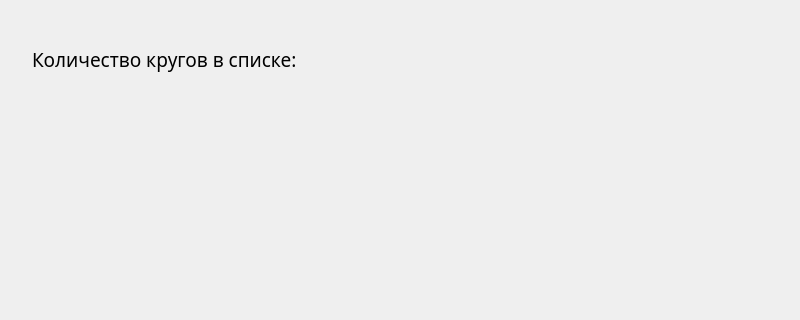
Above: mainwindow.ui from curtiscabin/OOP_third_lab_part1 before the change; both pictures show x 0 to 800 and y 0 to 320 of the 800 by 600 pixel window. Below: the same form after it.
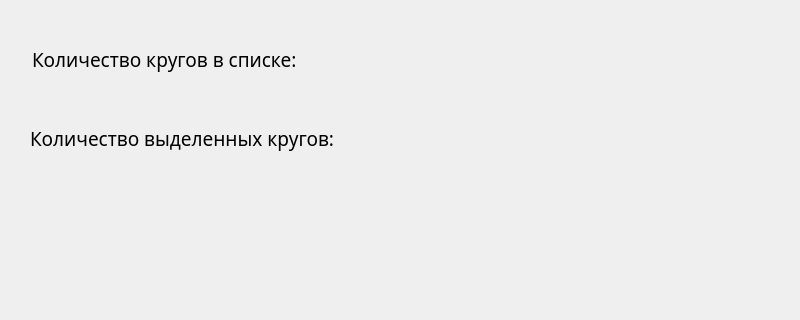
That is the form after the change.

What changed in the file:
```diff
--- a/mainwindow.ui
+++ b/mainwindow.ui
@@ -75,6 +75,90 @@
      </layout>
     </widget>
    </widget>
+   <widget class="QWidget" name="layoutWidget_2">
+    <property name="geometry">
+     <rect>
+      <x>30</x>
+      <y>100</y>
+      <width>741</width>
+      <height>76</height>
+     </rect>
+    </property>
+    <layout class="QHBoxLayout" name="horizontalLayout_2">
+     <item>
+      <widget class="QLabel" name="label_3">
+       <property name="font">
+        <font>
+         <family>Source Code Pro</family>
+         <pointsize>14</pointsize>
+        </font>
+       </property>
+       <property name="text">
+        <string>Количество выделенных кругов: </string>
+       </property>
+      </widget>
+     </item>
+     <item>
+      <widget class="QLabel" name="counter_2">
+       <property name="font">
+        <font>
+         <family>Source Code Pro</family>
+         <pointsize>14</pointsize>
+        </font>
+       </property>
+       <property name="text">
+        <string/>
+       </property>
+      </widget>
+     </item>
+     <item>
+      <spacer name="horizontalSpacer_2">
+       <property name="orientation">
+        <enum>Qt::Horizontal</enum>
+       </property>
+       <property name="sizeHint" stdset="0">
+        <size>
+         <width>40</width>
+         <height>20</height>
+        </size>
+       </property>
+      </spacer>
+     </item>
+    </layout>
+   </widget>
+   <widget class="QWidget" name="">
+    <property name="geometry">
+     <rect>
+      <x>0</x>
+      <y>0</y>
+      <width>2</width>
+      <height>2</height>
+     </rect>
+    </property>
+    <layout class="QVBoxLayout" name="verticalLayout"/>
+   </widget>
+   <widget class="QWidget" name="">
+    <property name="geometry">
+     <rect>
+      <x>0</x>
+      <y>0</y>
+      <width>2</width>
+      <height>2</height>
+     </rect>
+    </property>
+    <layout class="QVBoxLayout" name="verticalLayout_2"/>
+   </widget>
+   <widget class="QWidget" name="">
+    <property name="geometry">
+     <rect>
+      <x>0</x>
+      <y>0</y>
+      <width>2</width>
+      <height>2</height>
+     </rect>
+    </property>
+    <layout class="QVBoxLayout" name="verticalLayout_3"/>
+   </widget>
   </widget>
   <widget class="QMenuBar" name="menubar">
    <property name="geometry">
```
